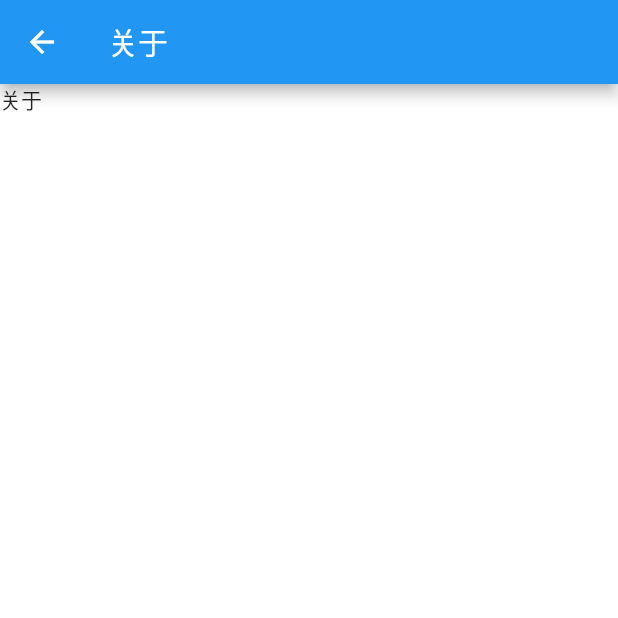
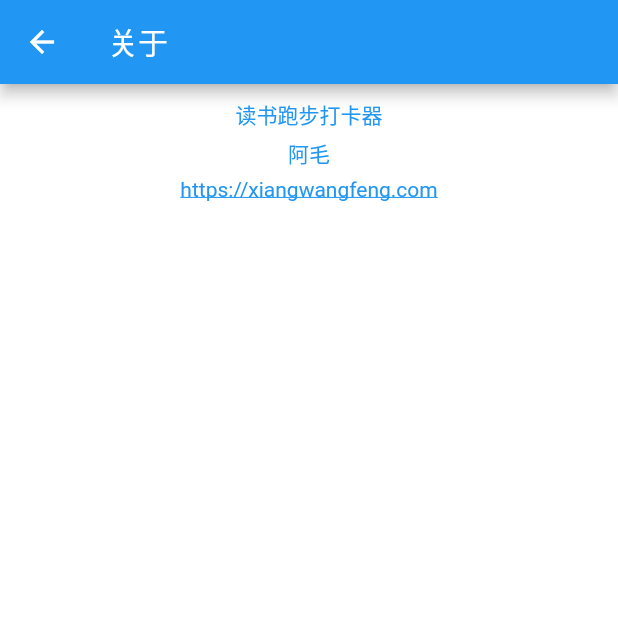
Before and after one commit to xiangwangfeng/RnR, a Flutter app: the AboutPageWidget screen opened directly, on a phone screen of 412 x 824 dp, the top half of it. Run offline on Flutter 3.47's test engine with Material 2 defaults, Android fonts, the phone set to English and light mode, and no system bars; our stand-ins replace tuple; missing offline and left inert: date_utils; statements that could not run were skipped.

Commit message:
调整 about 界面

```diff
--- a/rnr/lib/pages/about.dart
+++ b/rnr/lib/pages/about.dart
@@ -1,13 +1,45 @@
 import 'package:flutter/material.dart';
+import 'package:url_launcher/url_launcher.dart';
 
 class AboutPageWidget extends StatelessWidget {
-
-   Widget build(BuildContext context) {
+  final String url = 'https://xiangwangfeng.com';
+  Widget build(BuildContext context) {
     return Scaffold(
-      appBar: AppBar(
-        title: Text('关于'),
-      ),
-        body: Text('关于'),
-    );
-   }
+        appBar: AppBar(
+          title: Text('关于'),
+        ),
+        body: Center(
+            child: Container(
+          margin: EdgeInsets.symmetric(vertical: 10),
+          child: Column(
+            children: <Widget>[
+              Text(
+                '读书跑步打卡器',
+                style: TextStyle(color: Colors.blue),
+              ),
+              Container(
+                height: 5,
+              ),
+              Text(
+                '阿毛',
+                style: TextStyle(color: Colors.blue),
+              ),
+              Container(
+                height: 5,
+              ),
+              GestureDetector(
+                onTap: () {
+                  launch(url);
+                },
+                child: Text(url,
+                  style: TextStyle(
+                    color: Colors.blue,
+                    decoration: TextDecoration.underline,
+                  ),
+                ),
+              ),
+            ],
+          ),
+        )));
+  }
 }
--- a/rnr/lib/pages/gender.dart
+++ b/rnr/lib/pages/gender.dart
@@ -19,9 +19,8 @@ class GenderPageWidget extends StatelessWidget {
             child: Column(
             mainAxisAlignment: MainAxisAlignment.spaceBetween,
             children: <Widget>[
-              Text('你是', style: TextStyle(color: Colors.blue, fontSize: 70)),
               _button('🏃‍♀️',girlCallback),
-              Text('OR', style: TextStyle(color: Colors.blue, fontSize: 70)),
+              Text('或', style: TextStyle(color: Colors.blue, fontSize: 70)),
               _button('🏃',boyCallback),
             ],
           )
--- a/rnr/pubspec.yaml
+++ b/rnr/pubspec.yaml
@@ -27,6 +27,7 @@ dev_dependencies:
   tuple: ^1.0.2
   path_provider: ^0.5.0+1
   shared_preferences: ^0.5.1+1
+  url_launcher: ^5.0.2
 
 # For information on the generic Dart part of this file, see the
 # following page: https://www.dartlang.org/tools/pub/pubspec
```
